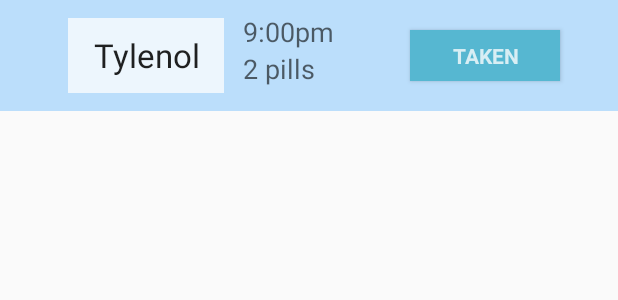
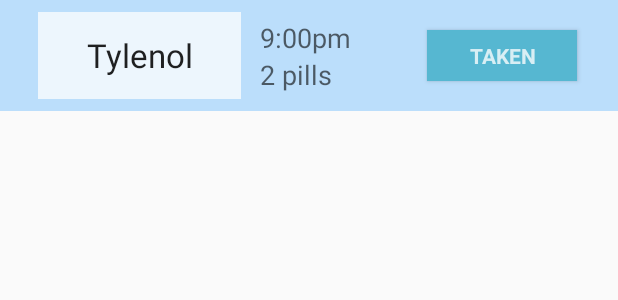
Before and after one commit to mjerwalla/M.A.N.S, an Android app: the layout upcoming_med_block.xml on its own in the app's theme, with its tools: preview values and no code run, on a phone screen of 412 x 824 dp. Shown: the top 300 px of the screen. Run offline under Robolectric (Android 15) with nearby library versions, the phone set to English and light mode, and no system bars.

Commit message:
Tweaked med block UI

```diff
--- a/medaid/app/src/main/res/layout/upcoming_med_block.xml
+++ b/medaid/app/src/main/res/layout/upcoming_med_block.xml
@@ -9,12 +9,12 @@
 
     <TextView
         android:id="@+id/txtMedName"
-        android:layout_width="104dp"
+        android:layout_width="135dp"
         android:layout_height="match_parent"
-        android:layout_marginStart="45dp"
-        android:layout_marginTop="12dp"
+        android:layout_marginStart="25dp"
+        android:layout_marginTop="8dp"
         android:layout_marginEnd="-127dp"
-        android:layout_marginBottom="12dp"
+        android:layout_marginBottom="8dp"
         android:background="#EDF6FD"
         android:gravity="center"
         android:text="Tylenol"
```
